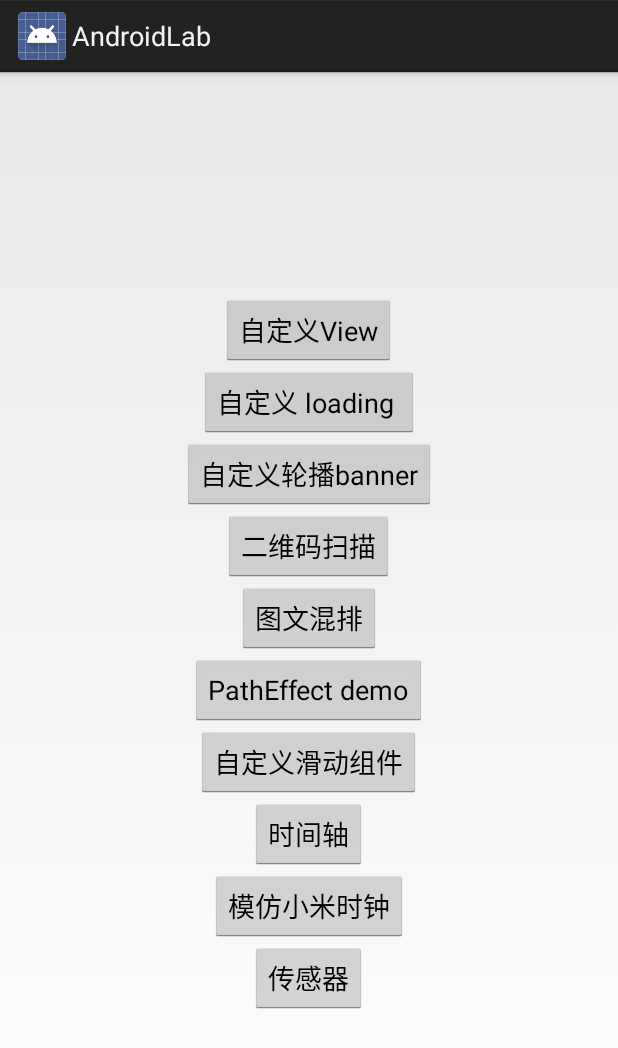
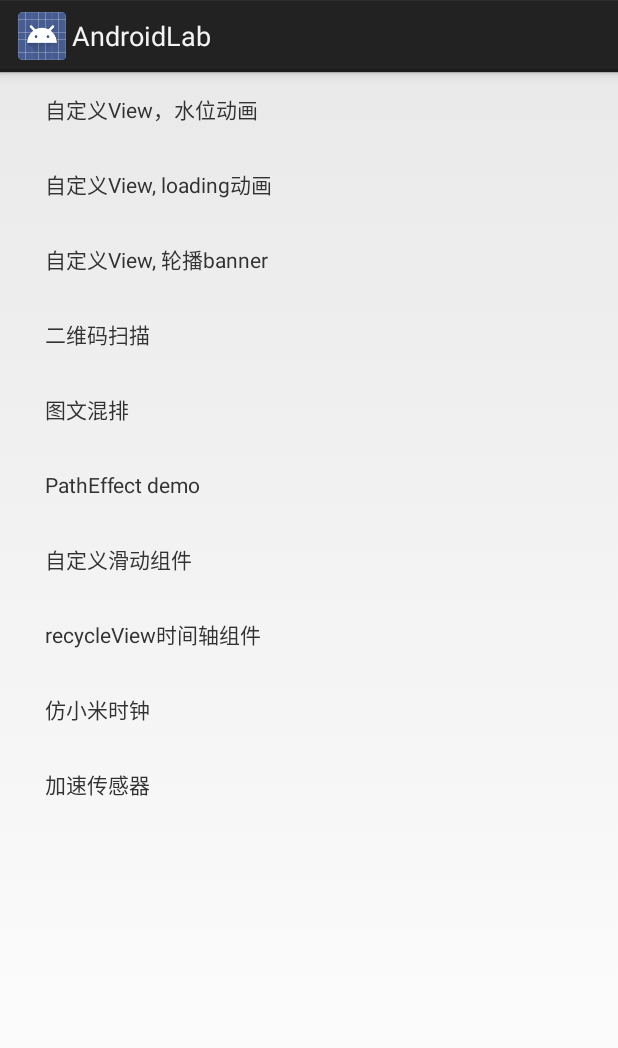
Before and after one commit to burulangtu/AndroidLab, an Android app: the screen it shows after launch (MainActivity), on a phone screen of 412 x 824 dp. Shown: the top 1048 px of the screen. Run offline under Robolectric (Android 15) with nearby library versions, the phone set to English and light mode, and no system bars.

Commit message:
feat:首页改为List

```diff
--- /dev/null
+++ b/app/src/main/java/com/sunkai/lab/androidlab/LabListAdapter.java
@@ -0,0 +1,63 @@
+package com.sunkai.lab.androidlab;
+
+import android.support.v7.widget.RecyclerView;
+import android.view.LayoutInflater;
+import android.view.View;
+import android.view.ViewGroup;
+import android.widget.TextView;
+
+import java.util.ArrayList;
+import java.util.List;
+
+/**
+ * Created by sunkai on 2017/7/21.
+ */
+
+public class LabListAdapter extends RecyclerView.Adapter<RecyclerView.ViewHolder> {
+    List<String> labItemTitles = new ArrayList<>();
+
+    public void setOnClickListener(View.OnClickListener onClickListener) {
+        this.onClickListener = onClickListener;
+    }
+
+    public LabListAdapter(List<String> labItemTitles) {
+        this.labItemTitles = labItemTitles;
+    }
+
+    private View.OnClickListener onClickListener;
+
+    @Override
+    public RecyclerView.ViewHolder onCreateViewHolder(ViewGroup parent, int viewType) {
+        View view = LayoutInflater.from(parent.getContext()).inflate(R.layout.lab_item, null, false);
+        return new LabItemHolder(view);
+    }
+
+    @Override
+    public void onBindViewHolder(RecyclerView.ViewHolder holder, final int position) {
+        ((TextView) holder.itemView.findViewById(R.id.lab_text)).setText(labItemTitles.get(position));
+        holder.itemView.setOnClickListener(new View.OnClickListener() {
+            @Override
+            public void onClick(View view) {
+                if (onClickListener != null) {
+                    view.setTag(position);
+                    onClickListener.onClick(view);
+                }
+            }
+        });
+    }
+
+
+    @Override
+    public int getItemCount() {
+        return labItemTitles == null ? 0 : labItemTitles.size();
+    }
+
+
+    private static class LabItemHolder extends RecyclerView.ViewHolder {
+
+        public LabItemHolder(View itemView) {
+            super(itemView);
+        }
+    }
+
+}
--- a/app/src/main/java/com/sunkai/lab/androidlab/MainActivity.java
+++ b/app/src/main/java/com/sunkai/lab/androidlab/MainActivity.java
@@ -3,6 +3,8 @@ package com.sunkai.lab.androidlab;
 import android.app.Activity;
 import android.content.Intent;
 import android.os.Bundle;
+import android.support.v7.widget.LinearLayoutManager;
+import android.support.v7.widget.RecyclerView;
 import android.util.Log;
 import android.view.View;
 
@@ -17,6 +19,9 @@ import com.sunkai.lab.androidlab.patheffect.PathEffectActivity;
 import com.sunkai.lab.androidlab.sensor.SensorActivity;
 import com.sunkai.lab.androidlab.timeline.TimeLineActivity;
 
+import java.util.ArrayList;
+import java.util.List;
+
 public class MainActivity extends Activity {
 
     /**
@@ -24,51 +29,84 @@ public class MainActivity extends Activity {
      */
     public static final int REQUEST_CODE = 111;
 
+    RecyclerView labList;
+
+    LabListAdapter labListAdapter;
+
+
+    List<String> labItemTitles = new ArrayList<>();
+
+    {
+        labItemTitles.add("自定义View，水位动画");
+        labItemTitles.add("自定义View, loading动画");
+        labItemTitles.add("自定义View, 轮播banner");
+        labItemTitles.add("二维码扫描");
+        labItemTitles.add("图文混排");
+        labItemTitles.add("PathEffect demo");
+        labItemTitles.add("自定义滑动组件");
+        labItemTitles.add("recycleView时间轴组件");
+        labItemTitles.add("仿小米时钟");
+        labItemTitles.add("加速传感器");
+    }
+
     @Override
     protected void onCreate(Bundle savedInstanceState) {
         super.onCreate(savedInstanceState);
         setContentView(R.layout.activity_main);
+        labList = (RecyclerView) findViewById(R.id.lab_list);
+        LinearLayoutManager linearLayoutManager = new LinearLayoutManager(getApplicationContext());
+        labList.setLayoutManager(linearLayoutManager);
+        labList.setHasFixedSize(true);
+        labListAdapter = new LabListAdapter(labItemTitles);
+        labList.setAdapter(labListAdapter);
+        labListAdapter.setOnClickListener(new View.OnClickListener() {
+            @Override
+            public void onClick(View view) {
+                handleClick((Integer) view.getTag());
+            }
+        });
     }
 
-    public void diyView(View view) {
-        startActivity(new Intent(this, DIYViewActivity.class));
-    }
+    private void handleClick(int position) {
+        Intent intent = null;
+        switch (position) {
+            case 0:
+                intent = new Intent(this, DIYViewActivity.class);
+                break;
+            case 1:
+                intent = new Intent(this, DiyLoadingActivity.class);
+                break;
+            case 2:
+                intent = new Intent(this, DIYBannerActivity.class);
+                break;
+            case 3:
+                intent = new Intent(MainActivity.this, CaptureActivity.class);
+                startActivityForResult(intent, REQUEST_CODE);
+                return;
+            case 4:
+                intent = new Intent(this, MixTextImageActivity.class);
+                break;
+            case 5:
+                intent = new Intent(this, PathEffectActivity.class);
+                break;
+            case 6:
+                intent = new Intent(this, DIYSliderActivity.class);
+                break;
+            case 7:
+                intent = new Intent(this, TimeLineActivity.class);
+                break;
+            case 8:
+                intent = new Intent(this, MiClockActivity.class);
+                break;
+            case 9:
+                intent = new Intent(this, SensorActivity.class);
+                break;
+        }
 
-    public void diyBanner(View view) {
-        startActivity(new Intent(this, DIYBannerActivity.class));
-    }
+        if (intent != null) {
+            startActivity(intent);
+        }
 
-    public void qrScan(View view) {
-        Intent intent = new Intent(MainActivity.this, CaptureActivity.class);
-        startActivityForResult(intent, REQUEST_CODE);
-    }
-
-    public void textWithImage(View view) {
-        startActivity(new Intent(this, MixTextImageActivity.class));
-    }
-
-    public void diyLoading(View view) {
-        startActivity(new Intent(this, DiyLoadingActivity.class));
-    }
-
-    public void pathEffect(View view) {
-        startActivity(new Intent(this, PathEffectActivity.class));
-    }
-
-    public void diyslider(View view) {
-        startActivity(new Intent(this, DIYSliderActivity.class));
-    }
-
-    public void timeLine(View view) {
-        startActivity(new Intent(this, TimeLineActivity.class));
-    }
-
-    public void diyMiClock(View view) {
-        startActivity(new Intent(this, MiClockActivity.class));
-    }
-
-    public void sensorDemo(View view) {
-        startActivity(new Intent(this, SensorActivity.class));
     }
 
     @Override
--- a/app/src/main/res/layout/activity_main.xml
+++ b/app/src/main/res/layout/activity_main.xml
@@ -1,6 +1,5 @@
 <?xml version="1.0" encoding="utf-8"?>
 <LinearLayout xmlns:android="http://schemas.android.com/apk/res/android"
-    xmlns:app="http://schemas.android.com/apk/res-auto"
     xmlns:tools="http://schemas.android.com/tools"
     android:layout_width="match_parent"
     android:layout_height="match_parent"
@@ -8,104 +7,9 @@
     android:orientation="vertical"
     tools:context="com.sunkai.lab.androidlab.MainActivity">
 
-    <Button
-        android:layout_width="wrap_content"
-        android:layout_height="wrap_content"
-        android:onClick="diyView"
-        android:text="自定义View"
-        app:layout_constraintBottom_toBottomOf="parent"
-        app:layout_constraintLeft_toLeftOf="parent"
-        app:layout_constraintRight_toRightOf="parent"
-        app:layout_constraintTop_toTopOf="parent" />
 
-    <Button
-        android:layout_width="wrap_content"
-        android:layout_height="wrap_content"
-        android:onClick="diyLoading"
-        android:text="自定义 loading "
-        app:layout_constraintBottom_toBottomOf="parent"
-        app:layout_constraintLeft_toLeftOf="parent"
-        app:layout_constraintRight_toRightOf="parent"
-        app:layout_constraintTop_toTopOf="parent" />
-
-    <Button
-        android:layout_width="wrap_content"
-        android:layout_height="wrap_content"
-        android:onClick="diyBanner"
-        android:text="自定义轮播banner"
-        app:layout_constraintBottom_toBottomOf="parent"
-        app:layout_constraintLeft_toLeftOf="parent"
-        app:layout_constraintRight_toRightOf="parent"
-        app:layout_constraintTop_toTopOf="parent" />
-
-    <Button
-        android:layout_width="wrap_content"
-        android:layout_height="wrap_content"
-        android:onClick="qrScan"
-        android:text="二维码扫描"
-        app:layout_constraintBottom_toBottomOf="parent"
-        app:layout_constraintLeft_toLeftOf="parent"
-        app:layout_constraintRight_toRightOf="parent"
-        app:layout_constraintTop_toTopOf="parent" />
-
-    <Button
-        android:layout_width="wrap_content"
-        android:layout_height="wrap_content"
-        android:onClick="textWithImage"
-        android:text="图文混排"
-        app:layout_constraintBottom_toBottomOf="parent"
-        app:layout_constraintLeft_toLeftOf="parent"
-        app:layout_constraintRight_toRightOf="parent"
-        app:layout_constraintTop_toTopOf="parent" />
-
-    <Button
-        android:layout_width="wrap_content"
-        android:layout_height="wrap_content"
-        android:onClick="pathEffect"
-        android:text="PathEffect demo"
-        app:layout_constraintBottom_toBottomOf="parent"
-        app:layout_constraintLeft_toLeftOf="parent"
-        app:layout_constraintRight_toRightOf="parent"
-        app:layout_constraintTop_toTopOf="parent" />
-
-    <Button
-        android:layout_width="wrap_content"
-        android:layout_height="wrap_content"
-        android:onClick="diyslider"
-        android:text="自定义滑动组件"
-        app:layout_constraintBottom_toBottomOf="parent"
-        app:layout_constraintLeft_toLeftOf="parent"
-        app:layout_constraintRight_toRightOf="parent"
-        app:layout_constraintTop_toTopOf="parent" />
-
-    <Button
-        android:layout_width="wrap_content"
-        android:layout_height="wrap_content"
-        android:onClick="timeLine"
-        android:text="时间轴"
-        app:layout_constraintBottom_toBottomOf="parent"
-        app:layout_constraintLeft_toLeftOf="parent"
-        app:layout_constraintRight_toRightOf="parent"
-        app:layout_constraintTop_toTopOf="parent" />
-
-    <Button
-        android:layout_width="wrap_content"
-        android:layout_height="wrap_content"
-        android:onClick="diyMiClock"
-        android:text="模仿小米时钟"
-        app:layout_constraintBottom_toBottomOf="parent"
-        app:layout_constraintLeft_toLeftOf="parent"
-        app:layout_constraintRight_toRightOf="parent"
-        app:layout_constraintTop_toTopOf="parent" />
-
-    <Button
-        android:layout_width="wrap_content"
-        android:layout_height="wrap_content"
-        android:onClick="sensorDemo"
-        android:text="传感器"
-        app:layout_constraintBottom_toBottomOf="parent"
-        app:layout_constraintLeft_toLeftOf="parent"
-        app:layout_constraintRight_toRightOf="parent"
-        app:layout_constraintTop_toTopOf="parent" />
-
+    <android.support.v7.widget.RecyclerView
+        android:id="@+id/lab_list"
+        android:layout_width="match_parent"
+        android:layout_height="match_parent"/>
 </LinearLayout>
--- /dev/null
+++ b/app/src/main/res/layout/lab_item.xml
@@ -0,0 +1,14 @@
+<?xml version="1.0" encoding="utf-8"?>
+<RelativeLayout xmlns:android="http://schemas.android.com/apk/res/android"
+
+    android:layout_width="match_parent"
+    android:layout_height="match_parent">
+
+    <TextView
+        android:id="@+id/lab_text"
+        android:layout_width="match_parent"
+        android:layout_height="50dp"
+        android:gravity="center_vertical"
+        android:paddingLeft="30dp"
+        android:text="Test" />
+</RelativeLayout>
```
